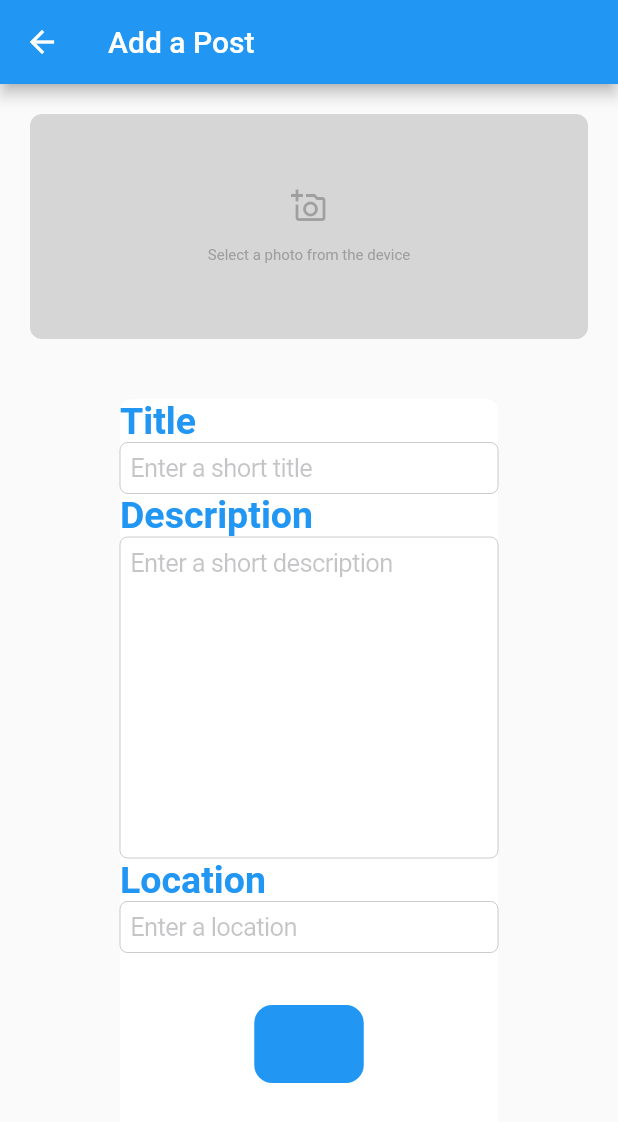
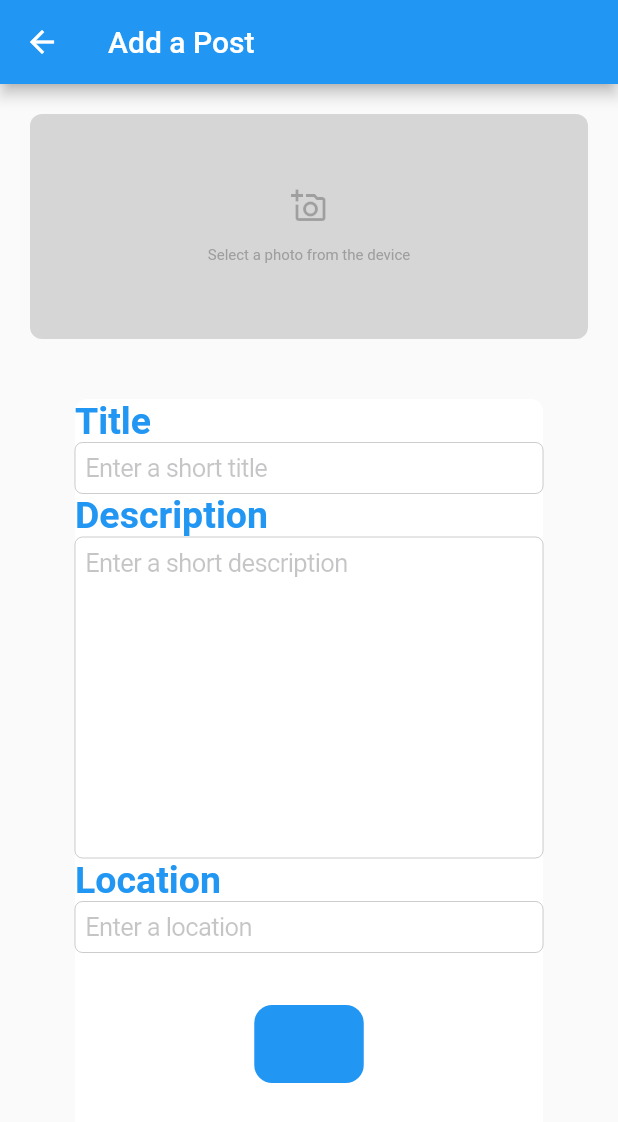
Before and after one commit to AshAman999/Edify, a Flutter app: the AddPost screen opened directly, on a phone screen of 412 x 824 dp. Shown: the top 1122 px of the screen. Run offline on Flutter 3.47's test engine with Material 2 defaults, Android fonts, the phone set to English and light mode, and no system bars; our stand-ins replace cached_network_image, cloud_firestore, cool_alert, curved_navigation_bar, firebase_auth, firebase_core and 4 more; accounts and stored records are empty.

Commit message:
small bug fixed

```diff
--- a/lib/screens/addpost.dart
+++ b/lib/screens/addpost.dart
@@ -97,14 +97,8 @@ class _AddPostState extends State<AddPost> {
                     mainAxisAlignment: MainAxisAlignment.center,
                     children: [
                       CupertinoActivityIndicator(
-                        radius: 20,
+                        radius: 10,
                       ),
-                      SizedBox(
-                        height: 4,
-                      ),
-                      Text(
-                        "Uploading \n Please wait",
-                      )
                     ],
                   ),
                 ),
@@ -154,7 +148,7 @@ class _AddPostState extends State<AddPost> {
                       ),
                       Container(
                         margin:
-                            EdgeInsets.symmetric(horizontal: 80, vertical: 20),
+                            EdgeInsets.symmetric(horizontal: 50, vertical: 20),
                         child: Column(
                           mainAxisAlignment: MainAxisAlignment.start,
                           crossAxisAlignment: CrossAxisAlignment.start,
```
